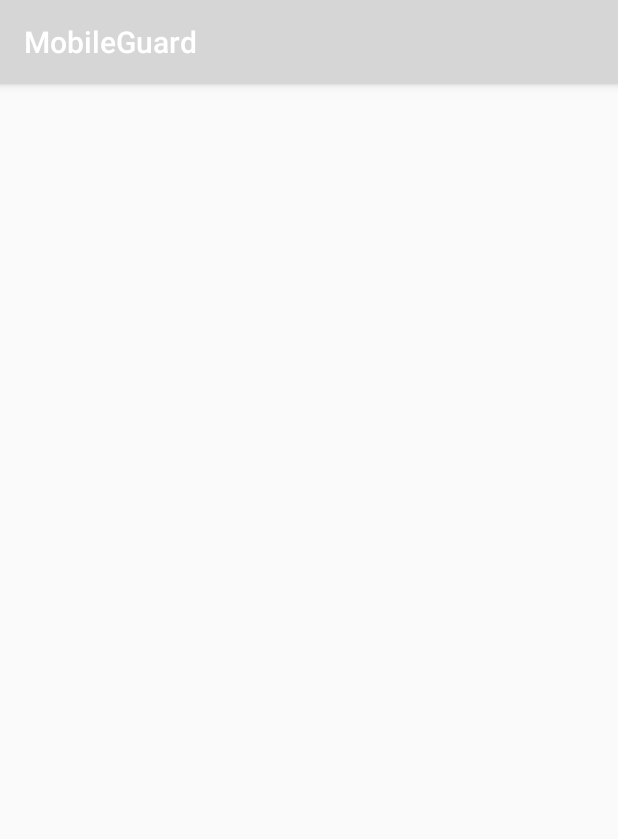
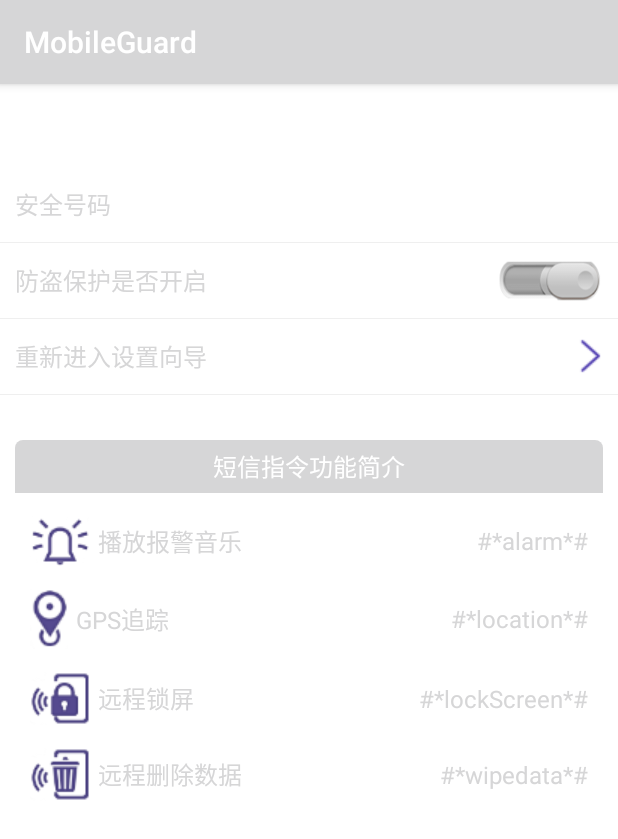
Before and after one commit to orange-42/07160841-MobileGuard, an Android app: the LostFindActivity screen opened directly, with no data from a screen before it, on a phone screen of 412 x 824 dp. Shown: the top 839 px of the screen. Run offline under Robolectric (Android 15) with nearby library versions, the phone set to English and light mode, and no system bars; 1 statement that could not run was skipped.

Commit message:
lost_find

```diff
--- a/app/src/main/res/layout/activity_lost_find.xml
+++ b/app/src/main/res/layout/activity_lost_find.xml
@@ -12,7 +12,10 @@
         android:layout_height="50dp">
 
         <TextView
+
             style="@style/textview16sp"
+            android:layout_height="wrap_content"
+            android:layout_width="wrap_content"
             android:layout_alignParentLeft="true"
             android:layout_centerVertical="true"
             android:layout_marginLeft="10dp"
@@ -22,6 +25,8 @@
         <TextView
             android:id="@+id/tv_safephone"
             style="@style/textview16sp"
+            android:layout_width="wrap_content"
+            android:layout_height="wrap_content"
             android:layout_alignParentLeft="true"
             android:layout_centerVertical="true"
             android:layout_marginLeft="15dp"
@@ -40,6 +45,8 @@
         <TextView
             android:id="@+id/tv_lostfind_protectstauts"
             style="@style/textview16sp"
+            android:layout_height="wrap_content"
+            android:layout_width="wrap_content"
             android:layout_alignParentLeft="true"
             android:layout_centerVertical="true"
             android:layout_marginLeft="10dp"
@@ -49,6 +56,7 @@
         <ToggleButton
             android:id="@+id/togglebtn_lostfind"
             android:layout_width="70dp"
+
             android:layout_height="30dp"
             android:layout_alignParentRight="true"
             android:layout_centerVertical="true"
@@ -61,6 +69,7 @@
     <View
         android:layout_width="match_parent"
         android:layout_height="1.0px"
+
         android:background="#10000000"/>
 
     <RelativeLayout
@@ -70,6 +79,8 @@
 
         <TextView
             style="@style/textview16sp"
+            android:layout_width="wrap_content"
+            android:layout_height="wrap_content"
             android:layout_alignParentLeft="true"
             android:layout_centerVertical="true"
             android:layout_marginLeft="10dp"
@@ -113,13 +124,18 @@
             android:layout_marginTop="15dp">
 
             <TextView
+                android:layout_centerVertical="true"
                 style="@style/textview16sp"
                 android:layout_alignParentRight="true"
                 android:layout_marginRight="10dp"
                 android:text="#*alarm*#"
+                android:layout_height="wrap_content"
+                android:layout_width="wrap_content"
                 android:textColor="@color/purple"/>
 
             <TextView
+                android:layout_width="wrap_content"
+                android:layout_height="wrap_content"
                 style="@style/textview16sp"
                 android:layout_alignParentLeft="true"
                 android:layout_centerVertical="true"
@@ -136,6 +152,9 @@
             android:layout_marginTop="15dp">
 
             <TextView
+                android:layout_centerVertical="true"
+                android:layout_height="wrap_content"
+                android:layout_width="wrap_content"
                 style="@style/textview16sp"
                 android:layout_alignParentRight="true"
                 android:layout_marginRight="10dp"
@@ -143,6 +162,8 @@
                 android:textColor="@color/purple"/>
 
             <TextView
+                android:layout_height="wrap_content"
+                android:layout_width="wrap_content"
                 style="@style/textview16sp"
                 android:layout_alignParentLeft="true"
                 android:layout_centerVertical="true"
@@ -160,8 +181,11 @@
 
             <TextView
                 style="@style/textview16sp"
+                android:layout_width="wrap_content"
+                android:layout_height="wrap_content"
                 android:layout_alignParentRight="true"
                 android:layout_marginRight="10dp"
+                android:layout_centerVertical="true"
                 android:text="#*lockScreen*#"
                 android:textColor="@color/purple"/>
 
@@ -173,6 +197,8 @@
                 android:drawableLeft="@drawable/lock_screen_icon_small"
                 android:drawablePadding="5dp"
                 android:text="远程锁屏"
+                android:layout_height="wrap_content"
+                android:layout_width="wrap_content"
                 android:textColor="@color/purple"/>
         </RelativeLayout>
 
@@ -182,7 +208,10 @@
             android:layout_marginTop="15dp">
 
             <TextView
+                android:layout_centerVertical="true"
                 style="@style/textview16sp"
+                android:layout_width="wrap_content"
+                android:layout_height="wrap_content"
                 android:layout_alignParentRight="true"
                 android:layout_marginRight="10dp"
                 android:text="#*wipedata*#"
@@ -190,6 +219,8 @@
 
             <TextView
                 style="@style/textview16sp"
+                android:layout_height="wrap_content"
+                android:layout_width="wrap_content"
                 android:layout_alignParentLeft="true"
                 android:layout_centerVertical="true"
                 android:layout_marginLeft="10dp"
```
